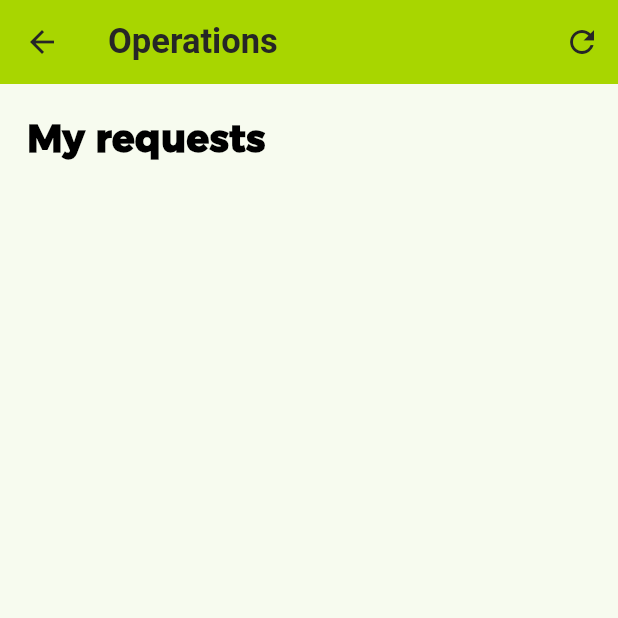
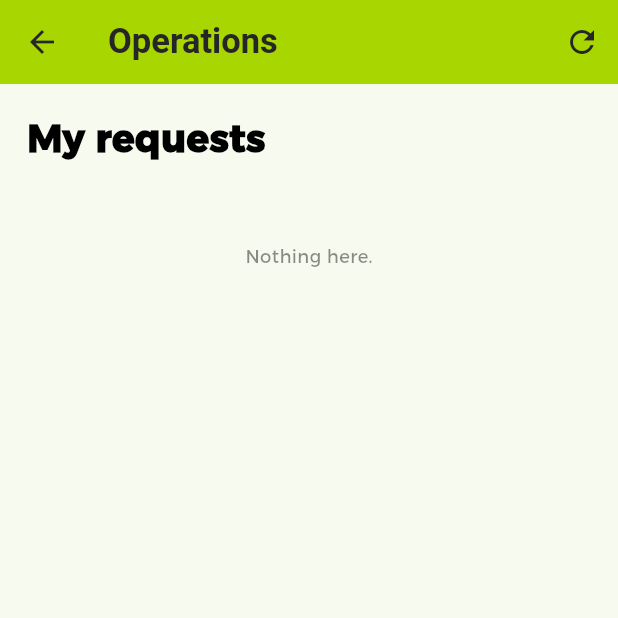
Before and after one commit to Innovatyou/Portal.trinitysecuritiesltd.com, a Flutter app: the OperationsScreen screen opened by its route, item 2 of the bottom bar chosen, on a phone screen of 412 x 824 dp, the top half of it. Run offline on Flutter 3.47's test engine with Material 3 defaults, Android fonts, the phone set to English and light mode, and no system bars; our stand-ins replace cached_network_image, contained_tab_bar_view, file_picker, flutter_html, flutter_spinkit, flutter_svg and 8 more; missing offline and left inert: pdfx; accounts and stored records are empty; network calls fail.

Commit message:
Fix Operations stat cards not tappable, and cap file uploads at one
- Mobile: the four overview stat cards (My requests/Awaiting me/Completed/
  Returned) had no onTap at all, so tapping them did nothing - only the
  request list items below them were ever navigable. They now switch tabs
  (and filter My requests by status for Completed/Returned).
- Mobile: file pickers on both the create-request and request-detail
  screens only ever took a single file; both now use allowMultiple and
  upload each one.
- Web: operations/view's attachment uploader was capped at max_files=>1,
  and Operations::upload() only ever read file_name/file_name_1, so any
  file past the first was silently dropped even once the cap was raised.
  Raised the cap and made upload() loop through every file_name_N the
  uploader sends.

Co-Authored-By: Claude Sonnet 5 <noreply@anthropic.com>

```diff
--- a/realise_customer/lib/view/screens/operations/operations_screen.dart
+++ b/realise_customer/lib/view/screens/operations/operations_screen.dart
@@ -15,6 +15,10 @@ class OperationsScreen extends StatefulWidget {
 class _OperationsState extends State<OperationsScreen> {
   late final OperationsController controller;
   int tab = 0;
+  // Set when a stat card is tapped (e.g. "Completed") so My requests shows
+  // just that subset; cleared when the bottom nav's own tabs are used
+  // directly, since those should show everything.
+  String? statusFilter;
   @override void initState() {
     super.initState();
     controller = Get.put(OperationsController(repo: OperationsRepo(api: Get.find<ApiClient>())));
@@ -30,26 +34,36 @@ class _OperationsState extends State<OperationsScreen> {
   @override Widget build(BuildContext context) => Scaffold(
     appBar: AppBar(title: const Text('Operations'), actions: [IconButton(onPressed: controller.load, icon: const Icon(Icons.refresh))]),
     floatingActionButton: FloatingActionButton.extended(onPressed: () async { await controller.loadWorkflows(); Get.toNamed(RouteHelper.operationsCreateScreen); }, icon: const Icon(Icons.add), label: const Text('New request')),
-    bottomNavigationBar: NavigationBar(selectedIndex: tab, onDestinationSelected: (v) => setState(() => tab = v), destinations: const [
+    bottomNavigationBar: NavigationBar(selectedIndex: tab, onDestinationSelected: (v) => setState(() { tab = v; statusFilter = null; }), destinations: const [
       NavigationDestination(icon: Icon(Icons.dashboard_outlined), label: 'Overview'),
       NavigationDestination(icon: Icon(Icons.receipt_long_outlined), label: 'My requests'),
       NavigationDestination(icon: Icon(Icons.approval_outlined), label: 'Approvals'),
     ]),
     body: GetBuilder<OperationsController>(builder: (state) {
       if (state.loading) return const Center(child: CircularProgressIndicator());
-      final items = tab == 2 ? state.inbox : state.mine;
+      final items = tab == 2
+          ? state.inbox
+          : (statusFilter == null ? state.mine : state.mine.where((r) => r.status == statusFilter).toList());
+      void goTo(int newTab, String? filter) => setState(() { tab = newTab; statusFilter = filter; });
       return RefreshIndicator(onRefresh: state.load, child: ListView(padding: const EdgeInsets.all(18), children: [
         if (tab == 0) ...[
           Container(padding: const EdgeInsets.all(24), decoration: BoxDecoration(borderRadius: BorderRadius.circular(30), gradient: const LinearGradient(colors: [Color(0xff182848), Color(0xff3a7bd5), Color(0xff00d2ff)]), boxShadow: const [BoxShadow(color: Color(0x553a7bd5), blurRadius: 30, offset: Offset(0, 16))]), child: const Column(crossAxisAlignment: CrossAxisAlignment.start, children: [Icon(Icons.hub_rounded, color: Colors.white, size: 40), SizedBox(height: 18), Text('Work moves with you', style: TextStyle(color: Colors.white, fontSize: 25, fontWeight: FontWeight.w900)), Text('Submit, review and approve securely from anywhere.', style: TextStyle(color: Colors.white70))])),
           const SizedBox(height: 18),
           GridView.count(crossAxisCount: 2, shrinkWrap: true, physics: const NeverScrollableScrollPhysics(), childAspectRatio: 1.35, children: [
-            _metric('My requests', state.stats['total'], Colors.blue), _metric('Awaiting me', state.stats['pending_approval'], Colors.orange), _metric('Completed', state.stats['completed'], Colors.green), _metric('Returned', state.stats['returned'], Colors.purple),
+            _metric('My requests', state.stats['total'], Colors.blue, () => goTo(1, null)),
+            _metric('Awaiting me', state.stats['pending_approval'], Colors.orange, () => goTo(2, null)),
+            _metric('Completed', state.stats['completed'], Colors.green, () => goTo(1, 'completed')),
+            _metric('Returned', state.stats['returned'], Colors.purple, () => goTo(1, 'returned')),
           ]),
-        ] else Text(tab == 1 ? 'My requests' : 'Approval inbox', style: const TextStyle(fontSize: 25, fontWeight: FontWeight.w900)),
+        ] else Row(children: [
+          Expanded(child: Text(tab == 1 ? (statusFilter == null ? 'My requests' : 'My requests — ${statusFilter![0].toUpperCase()}${statusFilter!.substring(1)}') : 'Approval inbox', style: const TextStyle(fontSize: 25, fontWeight: FontWeight.w900))),
+          if (statusFilter != null) TextButton(onPressed: () => setState(() => statusFilter = null), child: const Text('Clear filter')),
+        ]),
         const SizedBox(height: 12),
+        if (tab != 0 && items.isEmpty) const Padding(padding: EdgeInsets.only(top: 40), child: Center(child: Text('Nothing here.', style: TextStyle(color: Colors.black45)))),
         ...items.take(tab == 0 ? 4 : items.length).map((r) => DepthCard(accent: ColorResources.primaryColor, onTap: () => Get.toNamed(RouteHelper.operationsDetailScreen, arguments: r.id), child: ListTile(contentPadding: EdgeInsets.zero, leading: const Icon(Icons.description, color: ColorResources.primaryColor), title: Text(r.title, style: const TextStyle(fontWeight: FontWeight.w800)), subtitle: Text('${r.number} | ${r.workflow}'), trailing: const Icon(Icons.chevron_right)))),
       ]));
     }),
   );
-  Widget _metric(String label, dynamic value, Color color) => DepthCard(accent: color, child: Column(crossAxisAlignment: CrossAxisAlignment.start, children: [Icon(Icons.auto_awesome, color: color), const Spacer(), Text('${value ?? 0}', style: const TextStyle(fontSize: 25, fontWeight: FontWeight.w900)), Text(label, style: const TextStyle(fontSize: 11))]));
+  Widget _metric(String label, dynamic value, Color color, VoidCallback onTap) => DepthCard(accent: color, onTap: onTap, child: Column(crossAxisAlignment: CrossAxisAlignment.start, children: [Icon(Icons.auto_awesome, color: color), const Spacer(), Text('${value ?? 0}', style: const TextStyle(fontSize: 25, fontWeight: FontWeight.w900)), Text(label, style: const TextStyle(fontSize: 11))]));
 }
```
Also changed, not shown: realise_customer/lib/view/screens/operations/operations_create_screen.dart (+4 -4 lines), realise_customer/lib/view/screens/operations/operations_detail_screen.dart (+5 -4 lines), 2 other files.
